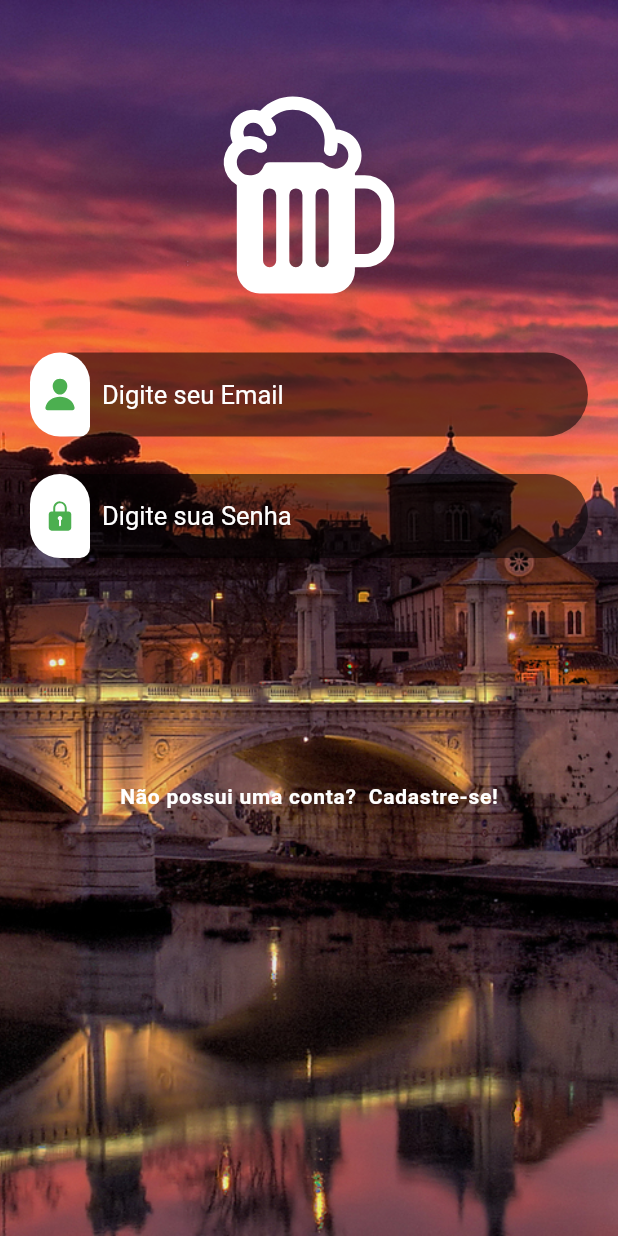
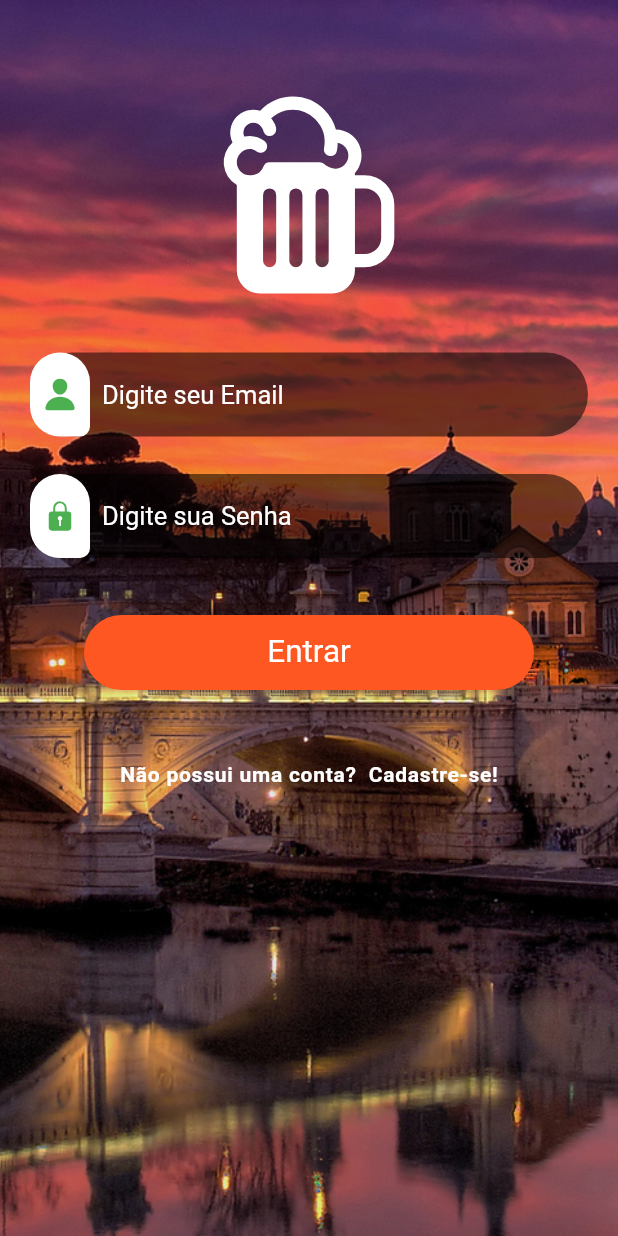
Before and after one commit to hansmboron/login-com-animacoes, a Flutter app: the screen it shows after launch, on a phone screen of 412 x 824 dp. Run offline on Flutter 3.47's test engine with Material 2 defaults, Android fonts, the phone set to English and light mode, and no system bars; our stand-ins replace flutter_icons, google_fonts; Roboto replaces fonts that are missing (Ubuntu).

Commit message:
add btn login animation

```diff
--- a/lib/pages/login.dart
+++ b/lib/pages/login.dart
@@ -2,13 +2,33 @@ import 'package:flutter/material.dart';
 import 'package:flutter_icons/flutter_icons.dart';
 import 'package:login_animacoes/widgets/form.dart';
 import 'package:login_animacoes/widgets/register-btn.dart';
+import 'package:login_animacoes/widgets/stagger-animation.dart';
 
 class Login extends StatefulWidget {
   @override
   _LoginState createState() => _LoginState();
 }
 
-class _LoginState extends State<Login> {
+class _LoginState extends State<Login> with SingleTickerProviderStateMixin {
+  AnimationController _animationController;
+
+  @override
+  void initState() {
+    super.initState();
+    _animationController = AnimationController(
+      vsync: this,
+      duration: Duration(
+        seconds: 2,
+      ),
+    );
+  }
+
+  @override
+  void dispose() {
+    _animationController.dispose();
+    super.dispose();
+  }
+
   @override
   Widget build(BuildContext context) {
     return Scaffold(
@@ -20,9 +40,11 @@ class _LoginState extends State<Login> {
           ),
         ),
         child: ListView(
+          physics: BouncingScrollPhysics(),
           padding: EdgeInsets.zero,
           children: <Widget>[
             Stack(
+              alignment: Alignment.bottomCenter,
               children: <Widget>[
                 Column(
                   children: <Widget>[
@@ -34,6 +56,9 @@ class _LoginState extends State<Login> {
                     FormContainer(),
                     RegisterButton()
                   ],
+                ),
+                StaggerAnimation(
+                  controller: _animationController.view,
                 )
               ],
             ),
--- a/lib/widgets/register-btn.dart
+++ b/lib/widgets/register-btn.dart
@@ -4,7 +4,7 @@ class RegisterButton extends StatelessWidget {
   @override
   Widget build(BuildContext context) {
     return Padding(
-      padding: const EdgeInsets.only(top: 135.0),
+      padding: const EdgeInsets.only(top: 120.0),
       child: FlatButton(
         onPressed: () {},
         child: Text(
--- /dev/null
+++ b/lib/widgets/stagger-anim-home.dart
@@ -0,0 +1,35 @@
+import 'package:flutter/material.dart';
+import 'package:login_animacoes/widgets/home-top.dart';
+
+class StaggerAnimation extends StatelessWidget {
+  final AnimationController controller;
+  final Animation<double> containerGrow;
+  StaggerAnimation({@required this.controller})
+      : containerGrow = CurvedAnimation(
+          parent: controller,
+          curve: Curves.ease,
+        );
+
+  Widget _buildAnimation(BuildContext context, Widget child) {
+    return ListView(
+      padding: EdgeInsets.zero,
+      children: <Widget>[
+        HomeTop(
+          containerGrow: containerGrow,
+        ),
+      ],
+    );
+  }
+
+  @override
+  Widget build(BuildContext context) {
+    return Scaffold(
+      body: Container(
+        child: AnimatedBuilder(
+          animation: controller,
+          builder: _buildAnimation,
+        ),
+      ),
+    );
+  }
+}
--- /dev/null
+++ b/lib/widgets/stagger-animation.dart
@@ -0,0 +1,84 @@
+import 'package:flutter/material.dart';
+import 'package:login_animacoes/pages/home.dart';
+
+class StaggerAnimation extends StatelessWidget {
+  final AnimationController controller;
+
+  StaggerAnimation({this.controller})
+      : btnSqz = Tween(
+          begin: 300.0,
+          end: 50.0,
+        ).animate(CurvedAnimation(
+          parent: controller,
+          curve: Interval(0.0, 0.150),
+        )),
+        btnZoom = Tween(
+          begin: 50.0,
+          end: 1000.0,
+        ).animate(
+          CurvedAnimation(
+              parent: controller,
+              curve: Interval(
+                0.5,
+                1,
+                curve: Curves.bounceOut,
+              )),
+        );
+
+  final Animation<double> btnSqz;
+  final Animation<double> btnZoom;
+
+  Widget _buildAnimation(BuildContext context, Widget child) {
+    return Padding(
+      padding: EdgeInsets.only(
+        bottom: 80,
+      ),
+      child: InkWell(
+        onTap: () {
+          controller.forward();
+        },
+        child: btnZoom.value <= 70
+            ? Container(
+                width: btnSqz.value,
+                height: 50,
+                alignment: Alignment.center,
+                decoration: BoxDecoration(
+                    color: Colors.deepOrange,
+                    borderRadius: BorderRadius.all(Radius.circular(30.0))),
+                child: _buildInside(context),
+              )
+            : Container(
+                width: btnZoom.value,
+                height: btnZoom.value,
+                alignment: Alignment.center,
+                decoration: BoxDecoration(
+                  color: Colors.deepOrange,
+                  shape: btnZoom.value < 480
+                      ? BoxShape.circle
+                      : BoxShape.rectangle,
+                )),
+      ),
+    );
+  }
+
+  Widget _buildInside(BuildContext context) {
+    if (btnSqz.value > 80) {
+      return Text(
+        'Entrar',
+        style: TextStyle(color: Colors.white, fontSize: 21),
+      );
+    } else {
+      return CircularProgressIndicator(
+        valueColor: AlwaysStoppedAnimation<Color>(Colors.white),
+      );
+    }
+  }
+
+  @override
+  Widget build(BuildContext context) {
+    return AnimatedBuilder(
+      builder: _buildAnimation,
+      animation: controller,
+    );
+  }
+}
```
Also changed, not shown: lib/pages/home.dart (added, +32 -0 lines), lib/widgets/home-top.dart (added, +12 -0 lines).
